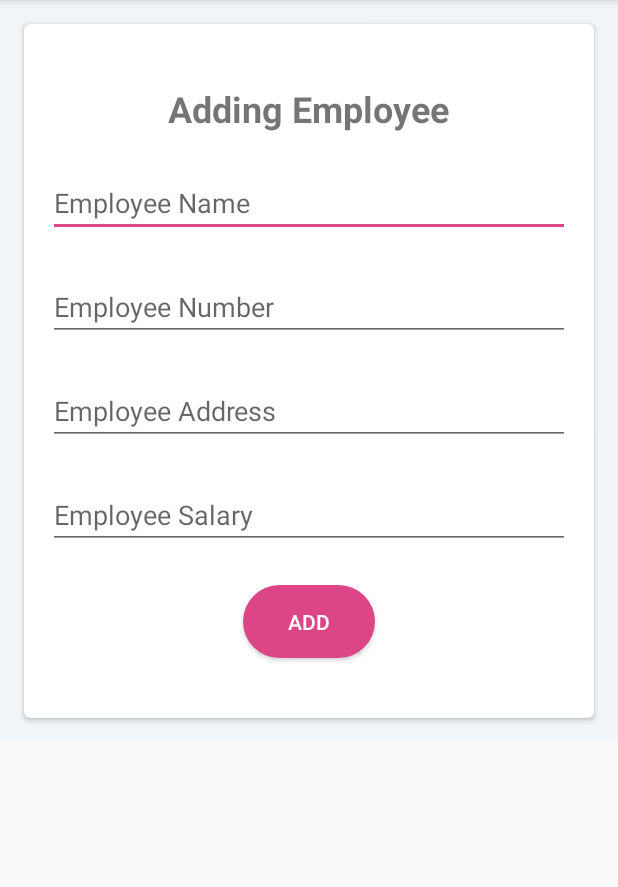
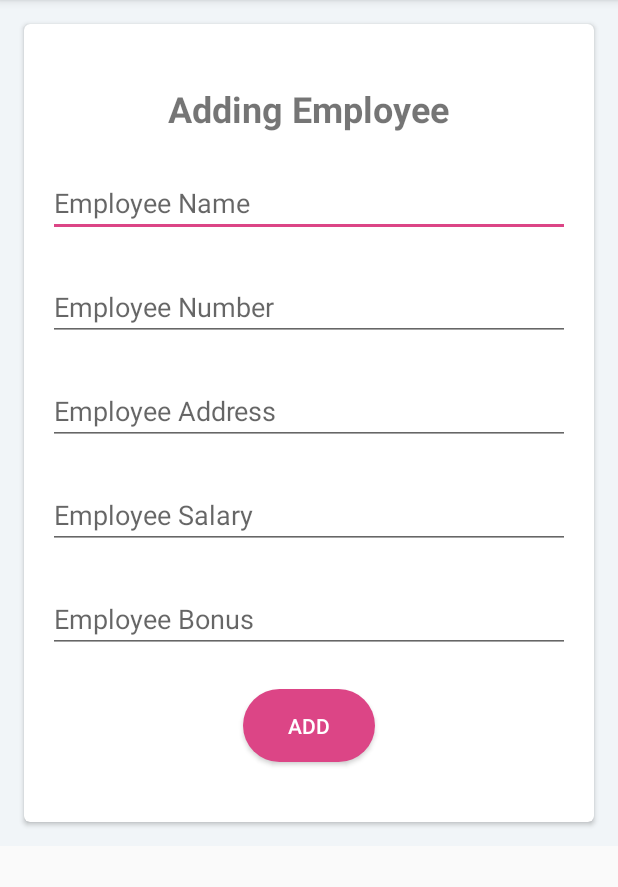
Before and after one commit to AbarnaU/Cakes.lk, an Android app: the EmployeeAdd screen opened directly, with no data from a screen before it, on a phone screen of 412 x 824 dp, the part 84-971 px from its top. Run offline under Robolectric (Android 15) with nearby library versions, the phone set to English and light mode, and no system bars.

Commit message:
Employee Salary Calculation and Updated

```diff
--- a/app/src/main/java/com/example/cakeslk/Employers/EmployeeAdd.java
+++ b/app/src/main/java/com/example/cakeslk/Employers/EmployeeAdd.java
@@ -15,7 +15,7 @@ import com.example.cakeslk.R;
 
 public class EmployeeAdd extends AppCompatActivity {
 
-    EditText ename, enumber , eaddress, esalary;
+    EditText ename, enumber , eaddress, esalary, ebonus;
     Button btn_add;
     EmployeeDatabaseHelper employeeDatabaseHelper;
 
@@ -29,6 +29,7 @@ public class EmployeeAdd extends AppCompatActivity {
         enumber = findViewById(R.id.eNum);
         eaddress = findViewById(R.id.eAdd);
         esalary = findViewById(R.id.eSal);
+        ebonus = findViewById(R.id.eBon);
         btn_add = findViewById(R.id.btn_add);
         employeeDatabaseHelper = new EmployeeDatabaseHelper(this);
 
@@ -41,30 +42,41 @@ public class EmployeeAdd extends AppCompatActivity {
                         if (!enumber.getText().toString().isEmpty()) {
                             if (!eaddress.getText().toString().isEmpty()) {
                                 if (!esalary.getText().toString().isEmpty()) {
+                                    if (!ebonus.getText().toString().isEmpty()) {
+                                        String emp_Name = ename.getText().toString();
 
-                                    String emp_Name = ename.getText().toString();
                                         int emp_Number = Integer.parseInt(enumber.getText().toString());
                                         String emp_Add = eaddress.getText().toString();
                                         double emp_Sal = Double.parseDouble(esalary.getText().toString());
+                                        double emp_Bon = Double.parseDouble(ebonus.getText().toString());
 
-                                    Employee employee = new Employee(emp_Name, emp_Number, emp_Add, emp_Sal);
+                                        Employee employee = new Employee(emp_Name, emp_Number, emp_Add, emp_Sal, emp_Bon);
                                         addData(employee);
                                     }else
+                                        Toast.makeText(EmployeeAdd.this, "Bonus couldn't be Empty!!!", Toast.LENGTH_LONG).show();
+                                } else
                                     Toast.makeText(EmployeeAdd.this, "Salary couldn't be Empty!!!", Toast.LENGTH_LONG).show();
-                            }else
+                            } else
                                 Toast.makeText(EmployeeAdd.this, "Address couldn't be Empty!!!", Toast.LENGTH_LONG).show();
-                        }else
+                        } else
                             Toast.makeText(EmployeeAdd.this, "Phone Number couldn't be Empty!!!", Toast.LENGTH_LONG).show();
-                    }else
+                    } else
                         Toast.makeText(EmployeeAdd.this, "Name couldn't be Empty!!!", Toast.LENGTH_LONG).show();
 
-                } catch (NumberFormatException ex) {
+                } catch(NumberFormatException ex){
 
                     Toast.makeText(EmployeeAdd.this, "Invalid Details!!!", Toast.LENGTH_LONG).show();
                 }
+
+
             }
+
+
+
         });
+
     }
+
 
     private void addData(Employee employee) {
 
--- a/app/src/main/java/com/example/cakeslk/Employers/EmployeeDatabaseHelper.java
+++ b/app/src/main/java/com/example/cakeslk/Employers/EmployeeDatabaseHelper.java
@@ -18,6 +18,7 @@ public class EmployeeDatabaseHelper extends Cakes_lk_Database {
         contentValues.put("E_Num", employee.getEmpNum());
         contentValues.put("E_Address", employee.getEmpAdd());
         contentValues.put("E_Salary",employee.getEmpSal());
+        contentValues.put("E_Bonus",employee.getEmpBon());
 
         SQLiteDatabase db= getWritableDatabase();
         long result=db.insert("Employers",null,contentValues);
@@ -31,6 +32,7 @@ public class EmployeeDatabaseHelper extends Cakes_lk_Database {
         contentValues.put("E_Num", employee.getEmpNum());
         contentValues.put("E_Address", employee.getEmpAdd());
         contentValues.put("E_Salary",employee.getEmpSal());
+        contentValues.put("E_Bonus",employee.getEmpBon());
 
         SQLiteDatabase db= getWritableDatabase();
         long result=db.update("Employers",contentValues,  "E_Id =" +employee.getEmpId(),null );
--- a/app/src/main/java/com/example/cakeslk/database/Cakes_lk_Database.java
+++ b/app/src/main/java/com/example/cakeslk/database/Cakes_lk_Database.java
@@ -25,7 +25,7 @@ public class Cakes_lk_Database extends SQLiteOpenHelper {
         db.execSQL("CREATE TABLE Cake(C_Id INTEGER PRIMARY KEY AUTOINCREMENT,C_Name TEXT,C_Flavour TEXT,C_Price REAL,C_Quantity INTEGER,C_Description TEXT);");
         db.execSQL("CREATE TABLE Orders(P_Id INTEGER PRIMARY KEY AUTOINCREMENT,S_Name TEXT,P_Type TEXT,Quantity Integer,Amount Real);");
         db.execSQL("CREATE TABLE Supplier(S_Id INTEGER PRIMARY KEY AUTOINCREMENT,S_Name TEXT,Acc_Num Integer, P_Num Integer,S_Add TEXT, S_Deli TEXT);");
-        db.execSQL("CREATE TABLE Employers(E_Id INTEGER PRIMARY KEY AUTOINCREMENT, E_Name TEXT, E_Num Integer, E_Address TEXT, E_Salary Real);");
+        db.execSQL("CREATE TABLE Employers(E_Id INTEGER PRIMARY KEY AUTOINCREMENT, E_Name TEXT, E_Num Integer, E_Address TEXT, E_Salary Real, E_Bonus Real);");
 
     }
 
--- a/app/src/main/res/layout/activity_employee_add.xml
+++ b/app/src/main/res/layout/activity_employee_add.xml
@@ -76,6 +76,15 @@
                         android:hint="@string/emp_sal"
                         android:inputType="numberDecimal" />
 
+                    <EditText
+                        android:id="@+id/eBon"
+                        android:layout_width="match_parent"
+                        android:layout_height="wrap_content"
+                        android:layout_gravity="center_horizontal"
+                        android:layout_marginTop="24dp"
+                        android:hint="@string/emp_bon"
+                        android:inputType="numberDecimal" />
+
                     <Button
                         android:id="@+id/btn_add"
                         android:layout_width="wrap_content"
--- a/app/src/main/res/layout/activity_employee_view.xml
+++ b/app/src/main/res/layout/activity_employee_view.xml
@@ -12,7 +12,6 @@
         android:layout_height="wrap_content"
         android:layout_marginStart="8dp"
         android:layout_marginTop="8dp"
-        android:layout_marginEnd="8dp"
         android:hint="@string/emp_search"
         app:layout_constraintEnd_toEndOf="parent"
         app:layout_constraintStart_toStartOf="parent"
--- a/app/src/main/res/values/strings.xml
+++ b/app/src/main/res/values/strings.xml
@@ -110,4 +110,6 @@
     <string name="s_sup">Search Supplier</string>
     <string name="deli">Transport Charge</string>
     <string name="del_tot">Total Transport Charge</string>
+    <string name="emp_bon">Employee Bonus</string>
+    <string name="total_E">Employee Total</string>
 </resources>
```
Also changed, not shown: app/src/main/java/com/example/cakeslk/Employers/Employee.java (+10 -1 lines), app/src/main/java/com/example/cakeslk/Employers/EmployeeTotalSalaryCalculation.java (added, +9 -0 lines), app/src/main/java/com/example/cakeslk/Employers/EmployeeUpdate.java (+13 -4 lines), app/src/main/java/com/example/cakeslk/Employers/EmployeeView.java (+5 -2 lines), app/src/main/java/com/example/cakeslk/Employers/EmployeeViewAdapter.java (+13 -1 lines), app/src/main/res/layout/activity_employee_update.xml (+10 -1 lines), app/src/main/res/layout/employee_custom_row.xml (+31 -14 lines). Lines whose indentation alone changed are shown as unchanged.
